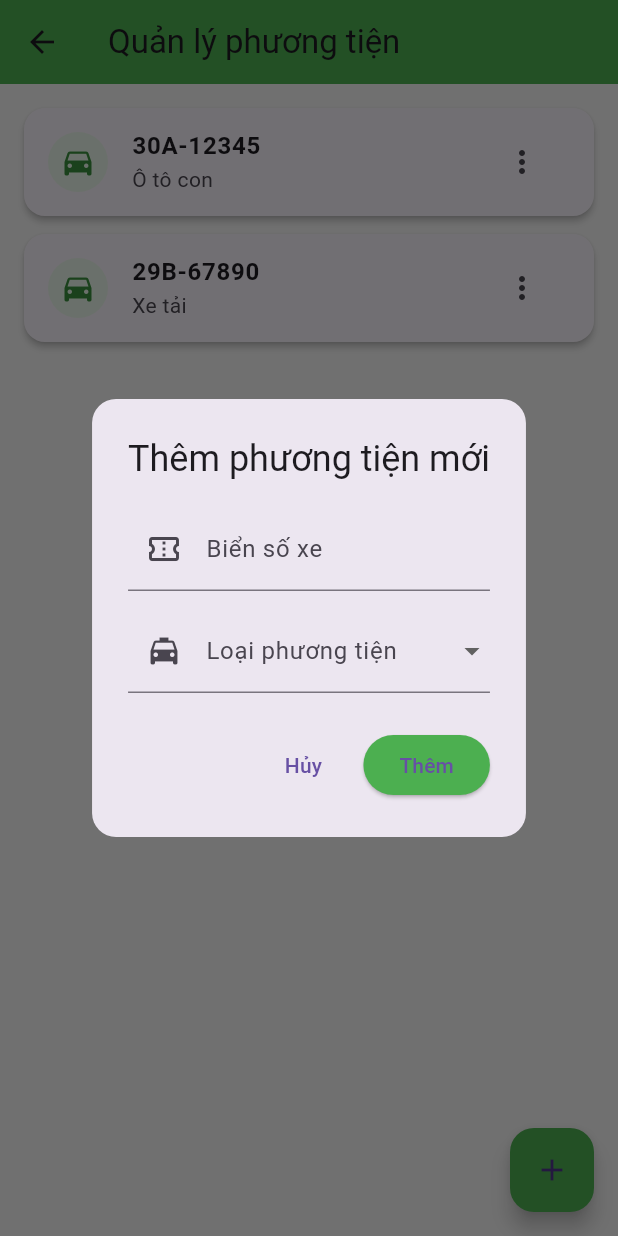
After one commit to VoDuyBao-dev/ETC-Simulation-System-Mobile-Frontend, a Flutter app: the VehicleScreen screen opened by its route, after a tap on the "add" icon, on a phone screen of 412 x 824 dp. The commit adds this screen. Run offline on Flutter 3.47's test engine with Material 3 defaults, Android fonts, the phone set to English and light mode, and no system bars.

Commit message:
giao dien quan ly xe

```diff
--- a/lib/main.dart
+++ b/lib/main.dart
@@ -4,6 +4,7 @@ import 'screens/login_screen.dart';
 import 'screens/register_screen.dart';
 import 'screens/otp_screen.dart'; // ✅ Thêm màn hình OTP
 import 'screens/recharge_screen.dart';
+import 'screens/vehicle_screen.dart';
 
 void main() {
   runApp(const SmartTollApp());
@@ -32,6 +33,7 @@ class SmartTollApp extends StatelessWidget {
         '/register': (context) => const RegisterScreen(),
         '/otp': (context) => const OtpScreen(), // ✅ Thêm route OTP
         '/recharge': (context) => const RechargeScreen(),
+        '/vehicle': (context) => const VehicleScreen(),
       },
     );
   }
--- a/lib/screens/home_screen.dart
+++ b/lib/screens/home_screen.dart
@@ -122,7 +122,9 @@ class HomeScreen extends StatelessWidget {
                   }),
                   _menuItem(Icons.confirmation_num, "Mua vé tháng"),
                   _menuItem(Icons.link, "Liên kết\nngân hàng", isNew: true),
-                  _menuItem(Icons.directions_car, "Quản lý xe"),
+                  _menuItem(Icons.directions_car, "Quản lý xe", onTap: () {
+                    Navigator.pushNamed(context, '/vehicle');
+                  }),
                   _menuItem(Icons.shield, "Bảo hiểm\nTNDS", isNew: true),
                   _menuItem(Icons.emergency, "Cứu hộ\ntoàn quốc", isNew: true),
                   _menuItem(Icons.card_giftcard, "Smart Loyalty", isNew: true),
--- /dev/null
+++ b/lib/screens/vehicle_screen.dart
@@ -0,0 +1,185 @@
+import 'package:flutter/material.dart';
+import '../models/vehicle.dart';
+
+class VehicleScreen extends StatefulWidget {
+  const VehicleScreen({super.key});
+
+  @override
+  State<VehicleScreen> createState() => _VehicleScreenState();
+}
+
+class _VehicleScreenState extends State<VehicleScreen> {
+  final List<Vehicle> _vehicles = [
+    Vehicle(plate: "30A-12345", type: "Ô tô con"),
+    Vehicle(plate: "29B-67890", type: "Xe tải"),
+  ];
+
+  void _addVehicle() async {
+    final newVehicle = await showDialog<Vehicle>(
+      context: context,
+      builder: (_) => const AddOrEditVehicleDialog(),
+    );
+    if (newVehicle != null) {
+      setState(() => _vehicles.add(newVehicle));
+    }
+  }
+
+  void _editVehicle(Vehicle vehicle) async {
+    final editedVehicle = await showDialog<Vehicle>(
+      context: context,
+      builder: (_) => AddOrEditVehicleDialog(vehicle: vehicle),
+    );
+    if (editedVehicle != null) {
+      setState(() {
+        final index = _vehicles.indexOf(vehicle);
+        if (index != -1) _vehicles[index] = editedVehicle;
+      });
+      ScaffoldMessenger.of(context).showSnackBar(
+        SnackBar(content: Text("Đã cập nhật xe ${editedVehicle.plate}")),
+      );
+    }
+  }
+
+  void _deleteVehicle(Vehicle v) {
+    setState(() => _vehicles.remove(v));
+    ScaffoldMessenger.of(context).showSnackBar(
+      SnackBar(content: Text("Đã xóa xe ${v.plate}")),
+    );
+  }
+
+  @override
+  Widget build(BuildContext context) {
+    return Scaffold(
+      appBar: AppBar(
+        title: const Text("Quản lý phương tiện"),
+        backgroundColor: Colors.green,
+      ),
+      floatingActionButton: FloatingActionButton(
+        backgroundColor: Colors.green,
+        onPressed: _addVehicle,
+        child: const Icon(Icons.add),
+      ),
+      body: ListView.builder(
+        padding: const EdgeInsets.all(16),
+        itemCount: _vehicles.length,
+        itemBuilder: (context, index) {
+          final vehicle = _vehicles[index];
+          return Card(
+            shape: RoundedRectangleBorder(
+              borderRadius: BorderRadius.circular(14),
+            ),
+            margin: const EdgeInsets.only(bottom: 12),
+            elevation: 2,
+            child: ListTile(
+              leading: CircleAvatar(
+                backgroundColor: Colors.green.shade50,
+                child: Icon(Icons.directions_car, color: Colors.green.shade700),
+              ),
+              title: Text(
+                vehicle.plate,
+                style: const TextStyle(fontWeight: FontWeight.bold, fontSize: 16),
+              ),
+              subtitle: Text(vehicle.type),
+              trailing: PopupMenuButton<String>(
+                onSelected: (value) {
+                  if (value == 'edit') _editVehicle(vehicle);
+                  if (value == 'delete') _deleteVehicle(vehicle);
+                },
+                itemBuilder: (_) => [
+                  const PopupMenuItem(value: 'edit', child: Text('✏️ Chỉnh sửa')),
+                  const PopupMenuItem(
+                      value: 'delete', child: Text('🗑️ Xóa phương tiện')),
+                ],
+              ),
+            ),
+          );
+        },
+      ),
+    );
+  }
+}
+
+class AddOrEditVehicleDialog extends StatefulWidget {
+  final Vehicle? vehicle;
+  const AddOrEditVehicleDialog({super.key, this.vehicle});
+
+  @override
+  State<AddOrEditVehicleDialog> createState() => _AddOrEditVehicleDialogState();
+}
+
+class _AddOrEditVehicleDialogState extends State<AddOrEditVehicleDialog> {
+  final _formKey = GlobalKey<FormState>();
+  late TextEditingController plateCtrl;
+  String? vehicleType;
+
+  @override
+  void initState() {
+    super.initState();
+    plateCtrl = TextEditingController(text: widget.vehicle?.plate ?? '');
+    vehicleType = widget.vehicle?.type;
+  }
+
+  @override
+  Widget build(BuildContext context) {
+    final isEditing = widget.vehicle != null;
+
+    return AlertDialog(
+      shape: RoundedRectangleBorder(borderRadius: BorderRadius.circular(16)),
+      title: Text(isEditing ? "Chỉnh sửa phương tiện" : "Thêm phương tiện mới"),
+      content: Form(
+        key: _formKey,
+        child: Column(
+          mainAxisSize: MainAxisSize.min,
+          children: [
+            TextFormField(
+              controller: plateCtrl,
+              decoration: const InputDecoration(
+                labelText: "Biển số xe",
+                prefixIcon: Icon(Icons.confirmation_number_outlined),
+              ),
+              validator: (value) =>
+              value == null || value.isEmpty ? "Nhập biển số xe" : null,
+            ),
+            const SizedBox(height: 12),
+            DropdownButtonFormField<String>(
+              decoration: const InputDecoration(
+                labelText: "Loại phương tiện",
+                prefixIcon: Icon(Icons.local_taxi),
+              ),
+              value: vehicleType,
+              items: const [
+                DropdownMenuItem(value: "Ô tô con", child: Text("Ô tô con")),
+                DropdownMenuItem(value: "Xe tải", child: Text("Xe tải")),
+                DropdownMenuItem(value: "Xe khách", child: Text("Xe khách")),
+                DropdownMenuItem(
+                    value: "Xe container", child: Text("Xe container")),
+              ],
+              onChanged: (val) => setState(() => vehicleType = val),
+              validator: (value) =>
+              value == null ? "Chọn loại phương tiện" : null,
+            ),
+          ],
+        ),
+      ),
+      actions: [
+        TextButton(
+          onPressed: () => Navigator.pop(context),
+          child: const Text("Hủy"),
+        ),
+        ElevatedButton(
+          style: ElevatedButton.styleFrom(backgroundColor: Colors.green),
+          onPressed: () {
+            if (_formKey.currentState!.validate()) {
+              final v = Vehicle(
+                plate: plateCtrl.text.trim(),
+                type: vehicleType!,
+              );
+              Navigator.pop(context, v);
+            }
+          },
+          child: Text(isEditing ? "Lưu thay đổi" : "Thêm"),
+        ),
+      ],
+    );
+  }
+}
```
